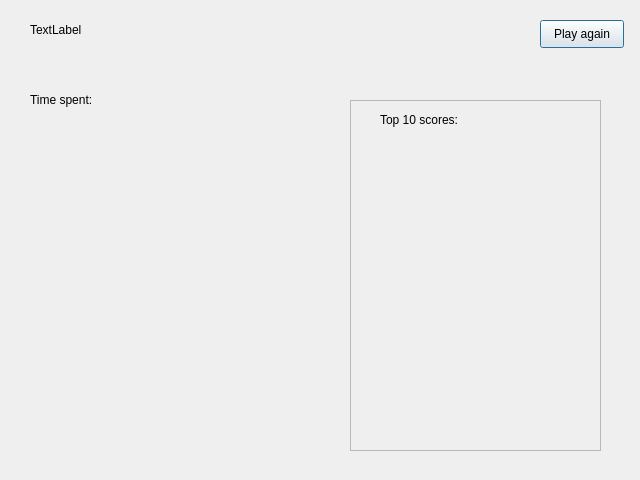
Old version of the form Game/gameoverdialog.ui in the repository kanniai/tuni-programming.
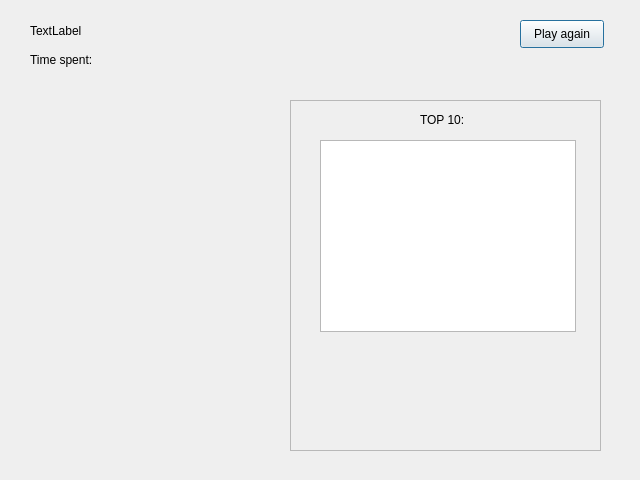
New version of the form.

Commit message: Mainwindow closes after game ends

Patch:
```diff
--- a/Game/gameoverdialog.ui
+++ b/Game/gameoverdialog.ui
@@ -16,9 +16,9 @@
   <widget class="QFrame" name="frame">
    <property name="geometry">
     <rect>
-     <x>350</x>
+     <x>290</x>
      <y>100</y>
-     <width>251</width>
+     <width>311</width>
      <height>351</height>
     </rect>
    </property>
@@ -31,14 +31,24 @@
    <widget class="QLabel" name="top10Label">
     <property name="geometry">
      <rect>
-      <x>30</x>
+      <x>130</x>
       <y>10</y>
-      <width>181</width>
+      <width>61</width>
       <height>20</height>
      </rect>
     </property>
     <property name="text">
-     <string>Top 10 scores:</string>
+     <string>TOP 10:</string>
+    </property>
+   </widget>
+   <widget class="QTextBrowser" name="textBrowser">
+    <property name="geometry">
+     <rect>
+      <x>30</x>
+      <y>40</y>
+      <width>256</width>
+      <height>192</height>
+     </rect>
     </property>
    </widget>
   </widget>
@@ -47,10 +57,13 @@
     <rect>
      <x>30</x>
      <y>20</y>
-     <width>581</width>
-     <height>20</height>
+     <width>481</width>
+     <height>21</height>
     </rect>
    </property>
+   <property name="styleSheet">
+    <string notr="true">font: 15pt &quot;Cantarell&quot;;</string>
+   </property>
    <property name="text">
     <string>TextLabel</string>
    </property>
@@ -59,8 +72,8 @@
    <property name="geometry">
     <rect>
      <x>30</x>
-     <y>90</y>
-     <width>311</width>
+     <y>50</y>
+     <width>471</width>
      <height>20</height>
     </rect>
    </property>
@@ -71,7 +84,7 @@
   <widget class="QPushButton" name="restartPushButton">
    <property name="geometry">
     <rect>
-     <x>540</x>
+     <x>520</x>
      <y>20</y>
      <width>84</width>
      <height>28</height>
```
The commit also changes 2 other files.
